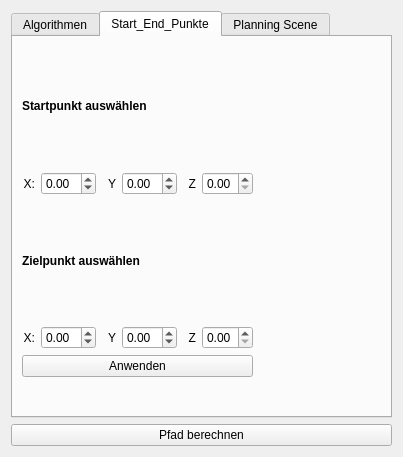
Above: rqt_mypkg/resource/MyPlugin.ui from mounteverset/moveit_path_visualizer before the change. Below: the same form after it.
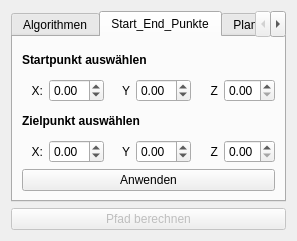
That is the form after the change. The open tabs and pages were chosen to show the change.

Commit message: changing layout and make it resizeable

```diff
--- a/rqt_mypkg/resource/MyPlugin.ui
+++ b/rqt_mypkg/resource/MyPlugin.ui
@@ -6,18 +6,18 @@
    <rect>
     <x>0</x>
     <y>0</y>
-    <width>403</width>
-    <height>457</height>
+    <width>297</width>
+    <height>241</height>
    </rect>
   </property>
   <property name="windowTitle">
    <string>Form</string>
   </property>
-  <layout class="QVBoxLayout" name="verticalLayout">
-   <item>
+  <layout class="QGridLayout" name="gridLayout">
+   <item row="0" column="0">
     <widget class="QTabWidget" name="tabwidget">
      <property name="currentIndex">
-      <number>0</number>
+      <number>1</number>
      </property>
      <widget class="QWidget" name="tab_2">
       <attribute name="title">
@@ -80,15 +80,8 @@
       <attribute name="title">
        <string>Start_End_Punkte</string>
       </attribute>
-      <widget class="QWidget" name="verticalLayoutWidget">
-       <property name="geometry">
-        <rect>
-         <x>9</x>
-         <y>9</y>
-         <width>231</width>
-         <height>331</height>
-        </rect>
-       </property>
+      <layout class="QGridLayout" name="gridLayout_3">
+       <item row="0" column="0">
        <layout class="QVBoxLayout" name="verticalLayout_2">
         <item>
          <widget class="QLabel" name="label_3">
@@ -264,21 +257,15 @@
          </widget>
         </item>
        </layout>
-      </widget>
+       </item>
+      </layout>
      </widget>
      <widget class="QWidget" name="tab">
       <attribute name="title">
        <string>Planning Scene</string>
       </attribute>
-      <widget class="QWidget" name="gridLayoutWidget_2">
-       <property name="geometry">
-        <rect>
-         <x>9</x>
-         <y>9</y>
-         <width>191</width>
-         <height>341</height>
-        </rect>
-       </property>
+      <layout class="QGridLayout" name="gridLayout_4">
+       <item row="0" column="0">
        <layout class="QGridLayout" name="gridLayout_2">
         <item row="0" column="0">
          <widget class="QPushButton" name="pushButton_openPlanningScene">
@@ -301,12 +288,16 @@
          </spacer>
         </item>
        </layout>
-      </widget>
-     </widget>
-    </widget>
+       </item>
+      </layout>
+     </widget>
+    </widget>
    </item>
-   <item>
+   <item row="1" column="0">
     <widget class="QPushButton" name="pushButton_planPath">
+     <property name="enabled">
+      <bool>false</bool>
+     </property>
      <property name="text">
       <string>Pfad berechnen</string>
      </property>
```
Lines whose indentation alone changed are shown as unchanged.
